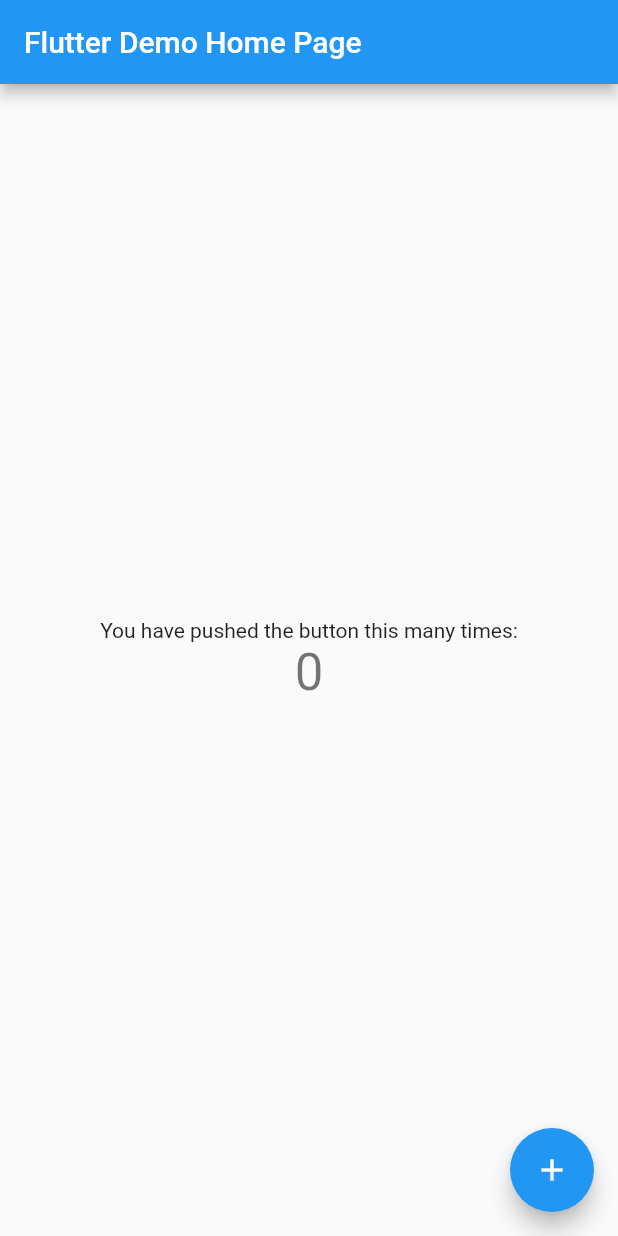
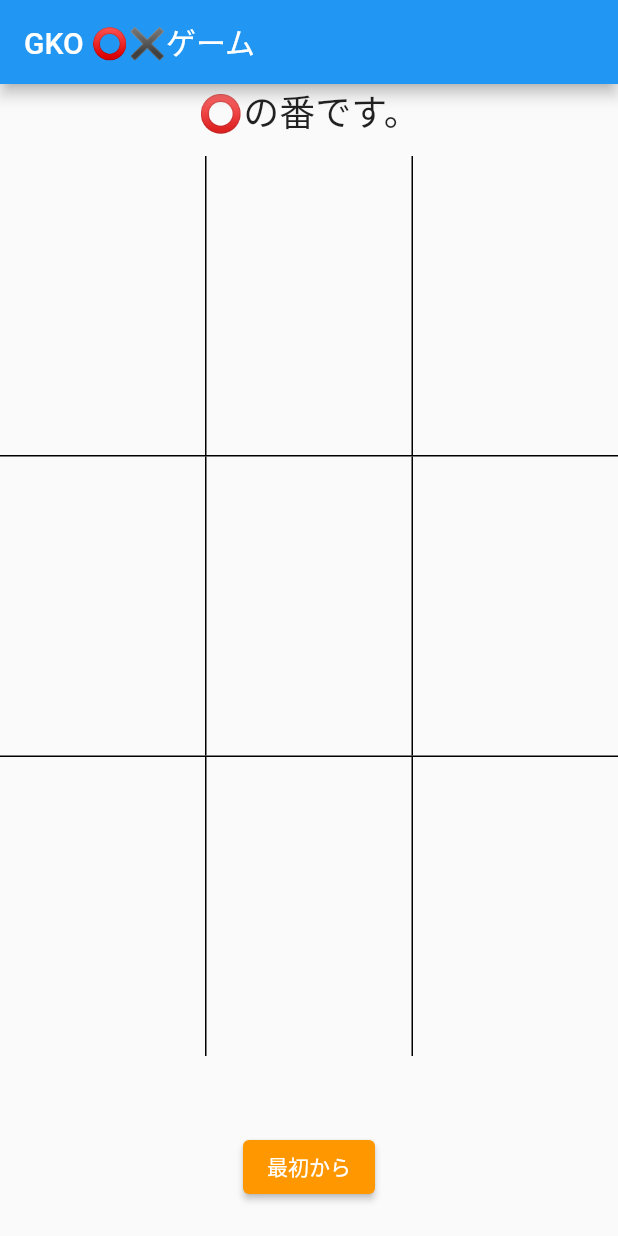
Before and after one commit to ryo3-hub/gko, a Flutter app: the screen it shows after launch, on a phone screen of 412 x 824 dp. Run offline on Flutter 3.47's test engine with Material 2 defaults, Android fonts, the phone set to English and light mode, and no system bars.

Commit message:
まるばつゲーム作成

```diff
--- a/lib/main.dart
+++ b/lib/main.dart
@@ -29,39 +29,254 @@ class MyHomePage extends StatefulWidget {
 }
 
 class _MyHomePageState extends State<MyHomePage> {
-  int _counter = 0;
+  late String playerName;
+  bool isPlayerMaru = true;
+  int pattern = 0;
 
-  void _incrementCounter() {
+  List<FieldModel> fieldList = [
+    FieldModel(no: 1),
+    FieldModel(no: 2),
+    FieldModel(no: 3),
+    FieldModel(no: 4),
+    FieldModel(no: 5),
+    FieldModel(no: 6),
+    FieldModel(no: 7),
+    FieldModel(no: 8),
+    FieldModel(no: 9),
+  ];
+
+  @override
+  void initState() {
+    super.initState();
+    init();
+  }
+
+  init() {
     setState(() {
-      _counter++;
+      playerName = "⭕️";
+      isPlayerMaru = true;
+      pattern = 0;
     });
+  }
+
+  void _togglePlayer() {
+    setState(() {
+      isPlayerMaru = !isPlayerMaru;
+      playerName = isPlayerMaru ? "⭕️" : "✖️";
+    });
+  }
+
+  void check() {
+    var resultList = fieldList
+        .where(
+            (element) => element.isResult && element.isPlayer == isPlayerMaru)
+        .map((e) => e.no);
+
+    if (resultList.contains(1)) {
+      if (resultList.contains(2)) {
+        if (resultList.contains(3)) {
+          pattern = 1;
+        }
+      }
+    }
+
+    if (resultList.contains(4)) {
+      if (resultList.contains(5)) {
+        if (resultList.contains(6)) {
+          pattern = 2;
+        }
+      }
+    }
+
+    if (resultList.contains(7)) {
+      if (resultList.contains(8)) {
+        if (resultList.contains(9)) {
+          pattern = 3;
+        }
+      }
+    }
+
+    if (resultList.contains(1)) {
+      if (resultList.contains(4)) {
+        if (resultList.contains(7)) {
+          pattern = 4;
+        }
+      }
+    }
+
+    if (resultList.contains(2)) {
+      if (resultList.contains(5)) {
+        if (resultList.contains(8)) {
+          pattern = 5;
+        }
+      }
+    }
+
+    if (resultList.contains(3)) {
+      if (resultList.contains(6)) {
+        if (resultList.contains(9)) {
+          pattern = 6;
+        }
+      }
+    }
+
+    if (resultList.contains(1)) {
+      if (resultList.contains(5)) {
+        if (resultList.contains(9)) {
+          pattern = 7;
+        }
+      }
+    }
+
+    if (resultList.contains(3)) {
+      if (resultList.contains(5)) {
+        if (resultList.contains(7)) {
+          pattern = 8;
+        }
+      }
+    }
   }
 
   @override
   Widget build(BuildContext context) {
     return Scaffold(
       appBar: AppBar(
-        title: Text(widget.title),
+        title: const Text('GKO ⭕️✖️ゲーム'),
       ),
-      body: Center(
-        child: Column(
-          mainAxisAlignment: MainAxisAlignment.center,
-          children: <Widget>[
-            const Text(
-              'You have pushed the button this many times:',
+      body: Column(
+        children: [
+          if (pattern == 0)
+            SizedBox(
+              height: 48,
+              child: Text(
+                '$playerNameの番です。',
+                style: const TextStyle(fontSize: 24),
+              ),
             ),
+          if (pattern > 0)
             Text(
-              '$_counter',
-              style: Theme.of(context).textTheme.headline4,
+              '$playerNameの勝ちです。',
+              style: const TextStyle(fontSize: 48),
             ),
-          ],
+          Center(
+            child: CustomPaint(
+              painter: _MyPainter(pattern),
+              child: SizedBox(
+                height: 600,
+                child: Column(
+                  children: <Widget>[
+                    _rowField(0),
+                    Container(
+                      color: Colors.black,
+                      width: double.infinity,
+                      height: 1,
+                    ),
+                    _rowField(3),
+                    Container(
+                      color: Colors.black,
+                      width: double.infinity,
+                      height: 1,
+                    ),
+                    _rowField(6),
+                  ],
+                ),
+              ),
+            ),
+          ),
+          Padding(
+            padding: const EdgeInsets.only(top: 50),
+            child: ElevatedButton(
+              child: const Text('最初から'),
+              style: ElevatedButton.styleFrom(
+                primary: Colors.orange,
+                onPrimary: Colors.white,
+              ),
+              onPressed: () {
+                init();
+                setState(() {
+                  for (var element in fieldList) {
+                    element.isResult = false;
+                  }
+                });
+              },
+            ),
+          ),
+        ],
+      ),
+    );
+  }
+
+  Widget _rowField(int startIndex) {
+    return Expanded(
+      child: Row(
+        children: [
+          Expanded(child: _tapField(fieldList[startIndex])),
+          Container(
+            color: Colors.black,
+            width: 1,
+            height: double.infinity,
+          ),
+          Expanded(child: _tapField(fieldList[startIndex + 1])),
+          Container(
+            color: Colors.black,
+            width: 1,
+            height: double.infinity,
+          ),
+          Expanded(child: _tapField(fieldList[startIndex + 2])),
+        ],
+      ),
+    );
+  }
+
+  Widget _tapField(FieldModel fieldModel) {
+    return GestureDetector(
+      behavior: HitTestBehavior.translucent,
+      child: Center(
+        child: Text(
+          fieldModel.isResult
+              ? fieldModel.isPlayer
+                  ? "⭕️"
+                  : "✖️"
+              : "",
+          style: const TextStyle(fontSize: 100),
         ),
       ),
-      floatingActionButton: FloatingActionButton(
-        onPressed: _incrementCounter,
-        tooltip: 'Increment',
-        child: const Icon(Icons.add),
-      ), // This trailing comma makes auto-formatting nicer for build methods.
+      onTap: () {
+        setState(() {
+          fieldModel.isResult = true;
+          fieldModel.isPlayer = isPlayerMaru;
+        });
+        check();
+        if (pattern == 0) {
+          _togglePlayer();
+        }
+      },
     );
   }
 }
+
+class FieldModel {
+  late int no;
+  bool isResult = false;
+  late bool isPlayer;
+  FieldModel({required this.no});
+}
+
+class _MyPainter extends CustomPainter {
+  // ※ コンストラクタに引数を持たせたい場合はこんな感じで
+  int patttern = 0;
+  _MyPainter(this.patttern);
+
+  // 実際の描画処理を行うメソッド
+  @override
+  void paint(Canvas canvas, Size size) {
+    final paint = Paint()..color = Colors.red;
+    paint.strokeWidth = 10;
+    if (patttern == 1)
+      canvas.drawLine(const Offset(0, 0), const Offset(430, 600), paint);
+  }
+
+  // 再描画のタイミングで呼ばれるメソッド
+  @override
+  bool shouldRepaint(CustomPainter oldDelegate) => false;
+}
--- a/pubspec.yaml
+++ b/pubspec.yaml
@@ -24,8 +24,6 @@ dependencies:
   flutter:
     sdk: flutter
   cupertino_icons: ^1.0.2
-  freezed_annotation: ^1.1.0
-  storybook_flutter: ^0.10.1
 
 dev_dependencies:
   flutter_test:
```
